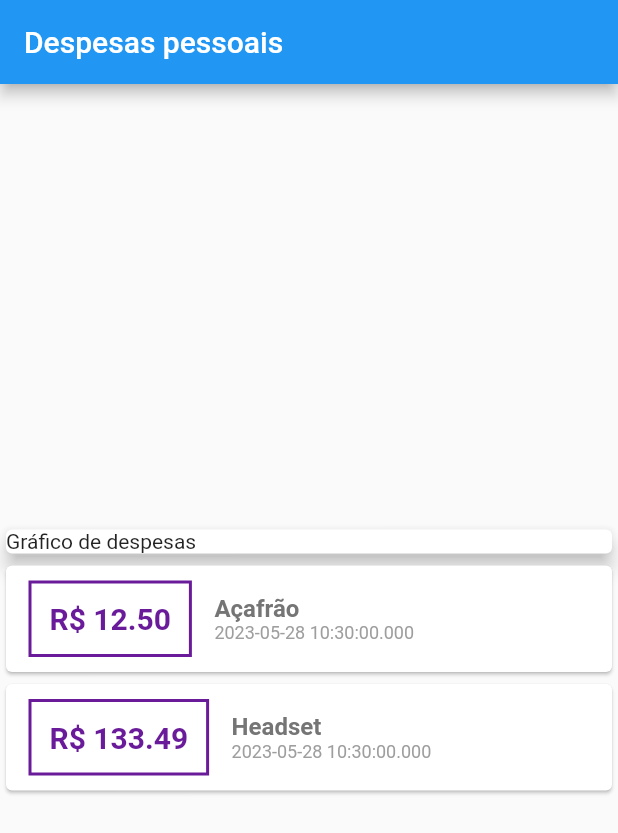
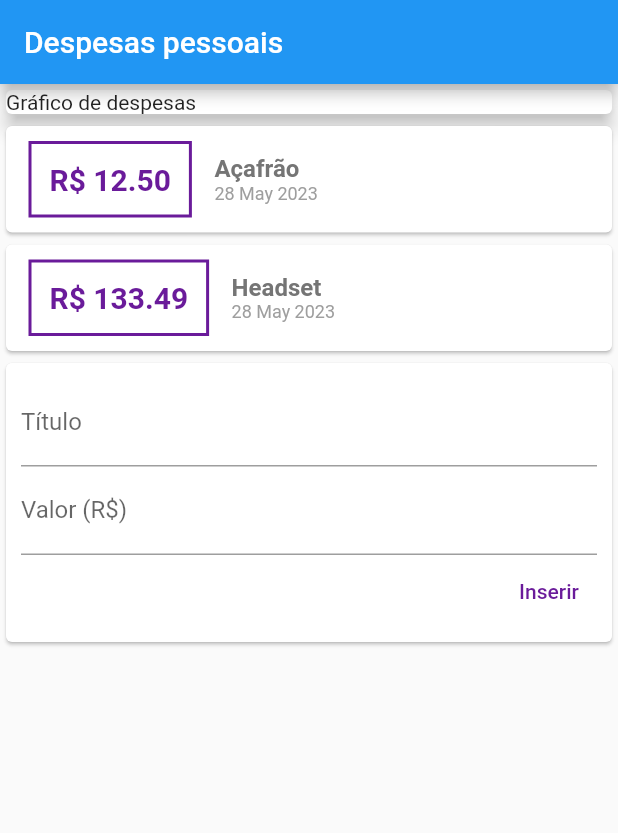
Before and after one commit to AdrianoSantana/flutter-expenses, a Flutter app: the screen it shows after launch, on a phone screen of 412 x 824 dp. Shown: the top 833 px of the screen. Run offline on Flutter 3.47's test engine with Material 2 defaults, Android fonts, the phone set to English and light mode, and no system bars.

Commit message:
refactor: separando a aplicacao em componentes

```diff
--- /dev/null
+++ b/lib/components/transaction.dart
@@ -0,0 +1,66 @@
+import 'package:intl/intl.dart';
+
+import '../models/transaction.dart';
+import 'package:flutter/material.dart';
+
+class TransactionsList extends StatelessWidget {
+  final List<Transaction> transactions;
+  const TransactionsList({super.key, required this.transactions});
+
+  @override
+  Widget build(BuildContext context) {
+    return Column(
+      children: transactions
+          .map(
+            (tr) => Card(
+              child: Row(
+                children: [
+                  Container(
+                    margin: const EdgeInsets.symmetric(
+                      horizontal: 15.0,
+                      vertical: 10.0,
+                    ),
+                    decoration: BoxDecoration(
+                      border: Border.all(
+                        color: (Colors.purple[800])!,
+                        width: 2,
+                      ),
+                    ),
+                    padding: const EdgeInsets.all(12.0),
+                    child: Text(
+                      'R\$ ${tr.value.toStringAsFixed(2)}',
+                      style: TextStyle(
+                        fontWeight: FontWeight.bold,
+                        fontSize: 20.0,
+                        color: Colors.purple[800],
+                      ),
+                    ),
+                  ),
+                  Column(
+                    crossAxisAlignment: CrossAxisAlignment.start,
+                    children: [
+                      Text(
+                        tr.title,
+                        style: TextStyle(
+                          color: Colors.grey[600],
+                          fontWeight: FontWeight.bold,
+                          fontSize: 16.0,
+                        ),
+                      ),
+                      Text(
+                        DateFormat('d MMM y').format(tr.date),
+                        style: const TextStyle(
+                          fontSize: 12.0,
+                          color: Colors.grey,
+                        ),
+                      )
+                    ],
+                  ),
+                ],
+              ),
+            ),
+          )
+          .toList(),
+    );
+  }
+}
--- /dev/null
+++ b/lib/components/transaction_form.dart
@@ -0,0 +1,51 @@
+import 'package:flutter/material.dart';
+
+class TransactionForm extends StatelessWidget {
+  final _titleController = TextEditingController();
+  final _valueController = TextEditingController();
+
+  final void Function(String, double) onSubmit;
+
+  TransactionForm({super.key, required this.onSubmit});
+
+  @override
+  Widget build(BuildContext context) {
+    return Card(
+      child: Padding(
+        padding: const EdgeInsets.all(10.0),
+        child: Column(
+          children: [
+            TextField(
+              controller: _titleController,
+              decoration: const InputDecoration(
+                labelText: 'Título',
+              ),
+            ),
+            TextField(
+              controller: _valueController,
+              decoration: const InputDecoration(
+                labelText: 'Valor (R\$)',
+              ),
+            ),
+            Row(
+              mainAxisAlignment: MainAxisAlignment.end,
+              children: [
+                TextButton(
+                  style:
+                      TextButton.styleFrom(foregroundColor: Colors.purple[800]),
+                  onPressed: () {
+                    final amount =
+                        double.tryParse(_valueController.text) ?? 0.0;
+
+                    onSubmit(_titleController.text, amount);
+                  },
+                  child: const Text('Inserir'),
+                ),
+              ],
+            ),
+          ],
+        ),
+      ),
+    );
+  }
+}
--- /dev/null
+++ b/lib/components/transaction_user.dart
@@ -0,0 +1,47 @@
+import 'dart:math';
+
+import 'package:flutter/material.dart';
+import 'package:intl/intl.dart';
+
+import '../models/transaction.dart';
+import 'transaction.dart';
+import 'transaction_form.dart';
+
+class TransactionUser extends StatefulWidget {
+  const TransactionUser({super.key});
+
+  @override
+  State<TransactionUser> createState() => _TransactionUserState();
+}
+
+class _TransactionUserState extends State<TransactionUser> {
+  List<Transaction> transactions = [
+    Transaction(id: 't1', title: 'Açafrão', value: 12.50, date: DateTime.now()),
+    Transaction(id: 't2', title: 'Headset', value: 133.49, date: DateTime.now())
+  ];
+
+  _addTransaction(String title, double value) {
+    final newTransaction = Transaction(
+      id: Random().nextDouble().toString(),
+      title: title,
+      value: value,
+      date: DateTime.now(),
+    );
+
+    setState(() {
+      transactions.add(newTransaction);
+    });
+  }
+
+  @override
+  Widget build(BuildContext context) {
+    return Column(
+      children: [
+        TransactionsList(transactions: transactions),
+        TransactionForm(
+          onSubmit: _addTransaction,
+        )
+      ],
+    );
+  }
+}
--- a/lib/main.dart
+++ b/lib/main.dart
@@ -1,5 +1,5 @@
-import 'package:expenses/models/transaction.dart';
 import 'package:flutter/material.dart';
+import 'components/transaction_user.dart';
 
 main() => runApp(const ExpensesApp());
 
@@ -15,11 +15,6 @@ class ExpensesApp extends StatelessWidget {
 }
 
 class HomePage extends StatelessWidget {
-  final List<Transaction> _transactions = [
-    Transaction(id: 't1', title: 'Açafrão', value: 12.50, date: DateTime.now()),
-    Transaction(id: 't2', title: 'Headset', value: 133.49, date: DateTime.now())
-  ];
-
   HomePage({super.key});
 
   @override
@@ -28,65 +23,17 @@ class HomePage extends StatelessWidget {
       appBar: AppBar(
         title: const Text('Despesas pessoais'),
       ),
-      body: Column(
+      body: const SingleChildScrollView(
+        child: Column(
           crossAxisAlignment: CrossAxisAlignment.stretch,
-        mainAxisAlignment: MainAxisAlignment.center,
           children: [
-          const Card(
+            Card(
               elevation: 5,
               child: Text('Gráfico de despesas'),
             ),
-          Column(
-              children: _transactions
-                  .map((tr) => Card(
-                        child: Row(
-                          children: [
-                            Container(
-                              margin: const EdgeInsets.symmetric(
-                                horizontal: 15.0,
-                                vertical: 10.0,
-                              ),
-                              decoration: BoxDecoration(
-                                border: Border.all(
-                                  color: (Colors.purple[800])!,
-                                  width: 2,
-                                ),
-                              ),
-                              padding: const EdgeInsets.all(12.0),
-                              child: Text(
-                                'R\$ ${tr.value.toStringAsFixed(2)}',
-                                style: TextStyle(
-                                  fontWeight: FontWeight.bold,
-                                  fontSize: 20.0,
-                                  color: Colors.purple[800],
-                                ),
-                              ),
-                            ),
-                            Column(
-                              crossAxisAlignment: CrossAxisAlignment.start,
-                              children: [
-                                Text(
-                                  tr.title,
-                                  style: TextStyle(
-                                    color: Colors.grey[600],
-                                    fontWeight: FontWeight.bold,
-                                    fontSize: 16.0,
-                                  ),
-                                ),
-                                Text(
-                                  tr.date.toLocal().toString(),
-                                  style: const TextStyle(
-                                    fontSize: 12.0,
-                                    color: Colors.grey,
-                                  ),
-                                )
+            TransactionUser(),
           ],
         ),
-                          ],
-                        ),
-                      ))
-                  .toList()),
-        ],
       ),
     );
   }
--- a/pubspec.yaml
+++ b/pubspec.yaml
@@ -35,6 +35,7 @@ dependencies:
   # The following adds the Cupertino Icons font to your application.
   # Use with the CupertinoIcons class for iOS style icons.
   cupertino_icons: ^1.0.2
+  intl: ^0.18.1
 
 dev_dependencies:
   flutter_test:
```
Also changed, not shown: pubspec.lock. Lines whose indentation alone changed are shown as unchanged.
